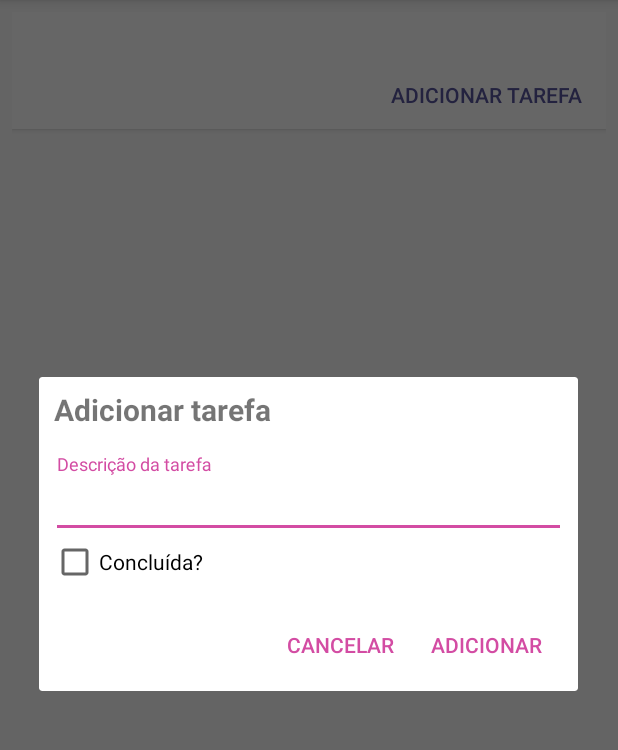
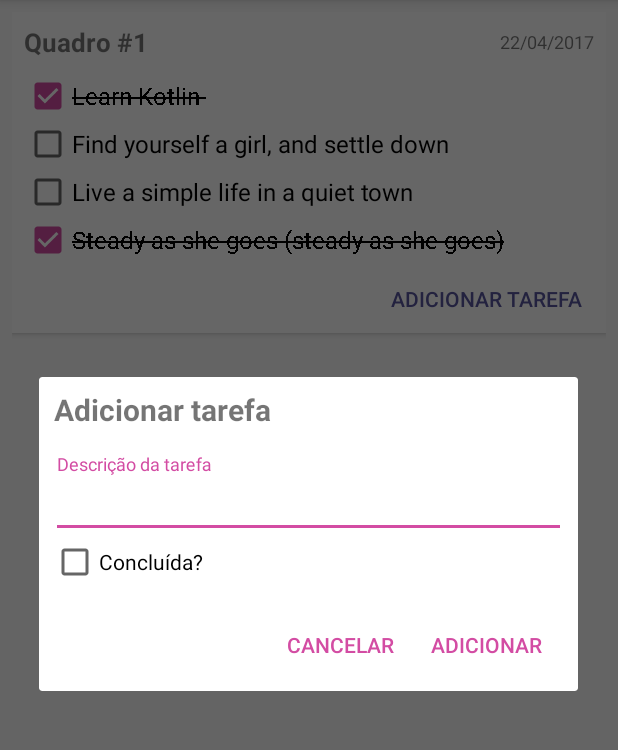
Before and after one commit to andrevargas/realm-android-app, an Android app: the fragment BoardDetailFragment placed in its activity, after a tap on "ADICIONAR TAREFA", on a phone screen of 412 x 824 dp, the part 84-834 px from its top. Run offline under Robolectric (Android 15) with nearby library versions, the phone set to English and light mode, and no system bars; libraries missing offline, so code that uses them is left out: io.realm, io.realm.annotations; 2 statements that could not run were skipped.

Commit message:
Todo views, adapter and holder, ic_launcher drawables

```diff
--- a/app/src/main/AndroidManifest.xml
+++ b/app/src/main/AndroidManifest.xml
@@ -5,9 +5,8 @@
     <application
         android:name=".RealmApplication"
         android:allowBackup="true"
-        android:icon="@mipmap/ic_launcher"
+        android:icon="@drawable/ic_launcher"
         android:label="@string/app_name"
-        android:roundIcon="@mipmap/ic_launcher_round"
         android:supportsRtl="true"
         android:theme="@style/AppTheme">
         <activity android:name=".MainActivity">
--- a/app/src/main/java/br/univali/sisnet/realmapp/fragments/BoardDetailFragment.kt
+++ b/app/src/main/java/br/univali/sisnet/realmapp/fragments/BoardDetailFragment.kt
@@ -1,19 +1,28 @@
 package br.univali.sisnet.realmapp.fragments
 
+import android.graphics.Paint
 import android.os.Bundle
 import android.support.v4.app.Fragment
 import android.support.v7.app.AlertDialog
+import android.support.v7.widget.LinearLayoutManager
+import android.support.v7.widget.RecyclerView
 import android.view.LayoutInflater
 import android.view.View
 import android.view.ViewGroup
 import android.widget.Button
+import android.widget.CompoundButton
 import android.widget.TextView
 import br.univali.sisnet.realmapp.R
+import br.univali.sisnet.realmapp.domain.Todo
+import br.univali.sisnet.realmapp.view.adapters.TodoAdapter
 
 class BoardDetailFragment : Fragment() {
 
+    var rvTodos: RecyclerView? = null
     var tvBoardTitle: TextView? = null
+    var tvBoardDate: TextView? = null
     var btAddTodo: Button? = null
+    var adapter: TodoAdapter? = null
 
     override fun onCreateView(inflater: LayoutInflater?, container: ViewGroup?,
         savedInstanceState: Bundle?): View? {
@@ -22,8 +31,42 @@ class BoardDetailFragment : Fragment() {
 
     override fun onViewCreated(view: View?, savedInstanceState: Bundle?) {
         super.onViewCreated(view, savedInstanceState)
+
         btAddTodo = view!!.findViewById(R.id.btAddTodo) as Button
         btAddTodo!!.setOnClickListener(this::onClickAddTodo)
+
+        tvBoardTitle = view.findViewById(R.id.tvBoardTitle) as TextView
+        tvBoardDate = view.findViewById(R.id.tvBoardDate) as TextView
+        rvTodos = view.findViewById(R.id.rvTodos) as RecyclerView
+
+        populateUi()
+
+    }
+
+    private fun populateUi() {
+
+        tvBoardTitle!!.text = "Quadro #1"
+        tvBoardDate!!.text = "22/04/2017"
+
+        setupRecyclerView()
+    }
+
+    private fun setupRecyclerView() {
+
+        val context = activity.applicationContext
+        val layoutManager = LinearLayoutManager(context)
+
+        adapter = TodoAdapter(this::updateTodo)
+        adapter!!.todoList = listOf(
+            Todo(1, "Learn Kotlin ", true),
+            Todo(2, "Find yourself a girl, and settle down", false),
+            Todo(3, "Live a simple life in a quiet town", false),
+            Todo(4, "Steady as she goes (steady as she goes)", true)
+        )
+
+        rvTodos!!.adapter = adapter
+        rvTodos!!.layoutManager = layoutManager
+
     }
 
     private fun onClickAddTodo(view: View) {
@@ -39,4 +82,8 @@ class BoardDetailFragment : Fragment() {
 
     }
 
+    private fun updateTodo(button: CompoundButton, isChecked: Boolean, item: Todo): Unit {
+        button.paintFlags = if (!isChecked) Paint.LINEAR_TEXT_FLAG else Paint.STRIKE_THRU_TEXT_FLAG
+    }
+
 }
--- a/app/src/main/java/br/univali/sisnet/realmapp/fragments/BoardListFragment.kt
+++ b/app/src/main/java/br/univali/sisnet/realmapp/fragments/BoardListFragment.kt
@@ -42,9 +42,10 @@ class BoardListFragment : Fragment() {
         val layoutManager = LinearLayoutManager(context)
 
         adapter = BoardAdapter(listener)
-        adapter!!.boardList = listOf(Board(
-            1, "Quadrinho", RealmList<Todo>()
-        ))
+        adapter!!.boardList = listOf(
+            Board(1, "Quadrinho", RealmList<Todo>()),
+            Board(2, "Outro quadrinho", RealmList<Todo>())
+        )
 
         rvBoards!!.layoutManager = layoutManager
         rvBoards!!.adapter = adapter
--- /dev/null
+++ b/app/src/main/java/br/univali/sisnet/realmapp/view/adapters/TodoAdapter.kt
@@ -0,0 +1,32 @@
+package br.univali.sisnet.realmapp.view.adapters
+
+import android.support.v7.widget.RecyclerView
+import android.view.LayoutInflater
+import android.view.ViewGroup
+import android.widget.CompoundButton
+import br.univali.sisnet.realmapp.R
+import br.univali.sisnet.realmapp.domain.Todo
+import br.univali.sisnet.realmapp.view.holders.TodoHolder
+
+class TodoAdapter(
+    val listener: (CompoundButton, Boolean, Todo) -> Unit
+) : RecyclerView.Adapter<TodoHolder>() {
+
+    var todoList: List<Todo>? = null
+
+    override fun getItemCount(): Int {
+        return todoList!!.size
+    }
+
+    override fun onBindViewHolder(holder: TodoHolder?, position: Int) {
+        holder!!.bindItem(todoList!![position])
+    }
+
+    override fun onCreateViewHolder(parent: ViewGroup?, viewType: Int): TodoHolder {
+        val view = LayoutInflater
+            .from(parent!!.context)
+            .inflate(R.layout.item_todo, parent, false)
+        return TodoHolder(view, listener)
+    }
+
+}
--- a/app/src/main/java/br/univali/sisnet/realmapp/view/holders/BoardHolder.kt
+++ b/app/src/main/java/br/univali/sisnet/realmapp/view/holders/BoardHolder.kt
@@ -28,6 +28,5 @@ class BoardHolder(
         tvName!!.text = res.getString(R.string.board_title, item.id, item.name)
         tvTodoCount!!.text = res.getString(R.string.board_todo_count, item.todos.size.toString())
         itemView.setOnClickListener { listener!!.onItemSelected(item) }
-
     }
 }
--- /dev/null
+++ b/app/src/main/java/br/univali/sisnet/realmapp/view/holders/TodoHolder.kt
@@ -0,0 +1,38 @@
+package br.univali.sisnet.realmapp.view.holders
+
+import android.content.Context
+import android.graphics.Paint
+import android.support.v7.widget.RecyclerView
+import android.view.View
+import android.widget.CheckBox
+import android.widget.CompoundButton
+import br.univali.sisnet.realmapp.R
+import br.univali.sisnet.realmapp.domain.Todo
+
+class TodoHolder(
+    itemView: View?,
+    var listener: (CompoundButton, Boolean, Todo) -> Unit
+) : RecyclerView.ViewHolder(itemView) {
+
+    var context: Context? = null
+    var cbTodoCompleted: CheckBox? = null
+
+    init {
+        cbTodoCompleted = itemView!!.findViewById(R.id.cbTodoCompleted) as CheckBox
+        context = itemView.context
+    }
+
+    fun bindItem(item: Todo) {
+
+        cbTodoCompleted!!.text = item.description
+
+        if (item.completed) {
+            cbTodoCompleted!!.paintFlags = Paint.STRIKE_THRU_TEXT_FLAG
+        }
+
+        cbTodoCompleted!!.isChecked = item.completed
+        cbTodoCompleted!!.setOnCheckedChangeListener {
+            buttonView, isChecked -> listener(buttonView, isChecked, item)
+        }
+    }
+}
--- a/app/src/main/res/layout/fragment_board_detail.xml
+++ b/app/src/main/res/layout/fragment_board_detail.xml
@@ -15,17 +15,33 @@
             android:layout_width="match_parent"
             android:layout_height="wrap_content"
             android:orientation="vertical">
-
-            <TextView
-                android:layout_width="wrap_content"
+            <LinearLayout
+                android:layout_width="match_parent"
                 android:layout_height="wrap_content"
                 android:layout_marginBottom="8dp"
-                android:textSize="17sp"
-                android:textStyle="bold"
-                android:id="@+id/tvBoardTitle"/>
+                android:orientation="horizontal">
+                <TextView
+                    android:layout_width="0dp"
+                    android:layout_height="wrap_content"
+                    android:layout_weight="3"
+                    android:textSize="17sp"
+                    android:textStyle="bold"
+                    android:id="@+id/tvBoardTitle" />
+
+                <TextView
+                    android:id="@+id/tvBoardDate"
+                    android:layout_width="0dp"
+                    android:layout_height="wrap_content"
+                    android:layout_gravity="center|end"
+                    android:layout_weight="1"
+                    android:textAlignment="textEnd"
+                    android:textSize="12sp" />
+            </LinearLayout>
             <android.support.v7.widget.RecyclerView
                 android:layout_width="match_parent"
-                android:layout_height="wrap_content">
+                android:layout_height="wrap_content"
+                android:id="@+id/rvTodos"
+                android:layout_marginBottom="8dp">
             </android.support.v7.widget.RecyclerView>
 
             <Button
--- /dev/null
+++ b/app/src/main/res/layout/item_todo.xml
@@ -0,0 +1,14 @@
+<?xml version="1.0" encoding="utf-8"?>
+<LinearLayout xmlns:android="http://schemas.android.com/apk/res/android"
+    android:orientation="vertical" android:layout_width="match_parent"
+    android:layout_height="wrap_content">
+    <android.support.design.widget.TextInputLayout
+        android:layout_width="match_parent"
+        android:layout_height="wrap_content">
+        <CheckBox
+            android:layout_width="match_parent"
+            android:layout_height="wrap_content"
+            android:id="@+id/cbTodoCompleted"
+            android:textSize="16sp"/>
+    </android.support.design.widget.TextInputLayout>
+</LinearLayout>
```
Also changed, not shown: app/src/main/res/drawable-hdpi/ic_launcher.png (added), app/src/main/res/drawable-mdpi/ic_launcher.png (added), app/src/main/res/drawable-xhdpi/ic_launcher.png (added), app/src/main/res/drawable-xxhdpi/ic_launcher.png (added), app/src/main/res/drawable-xxxhdpi/ic_launcher.png (added).
